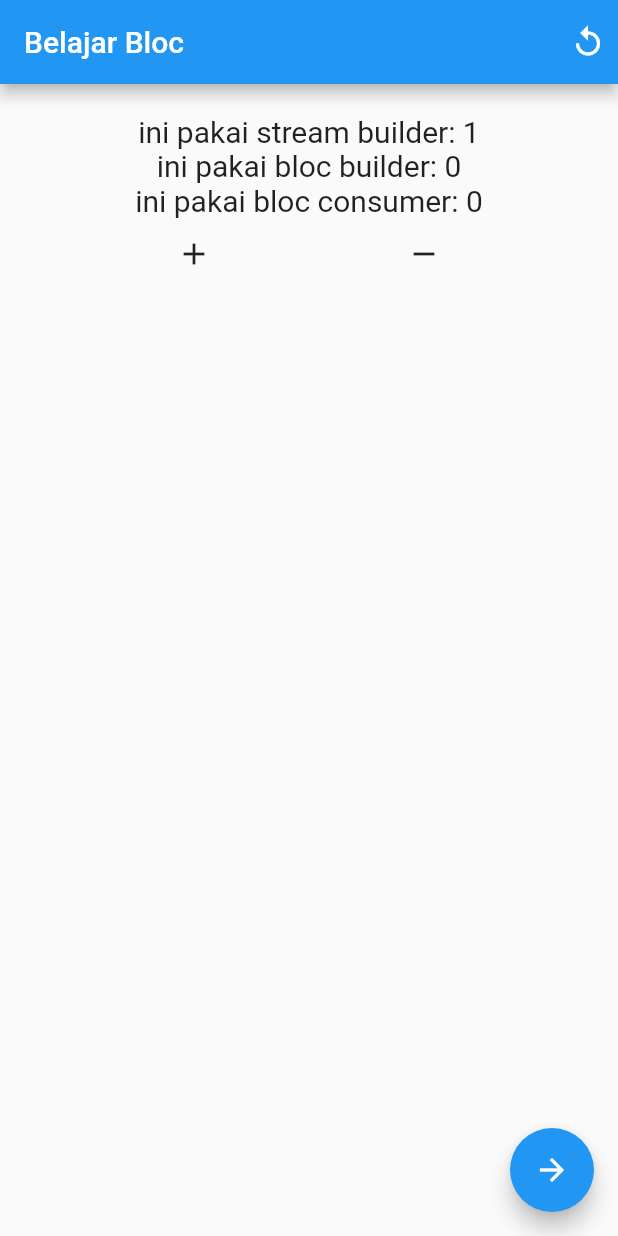
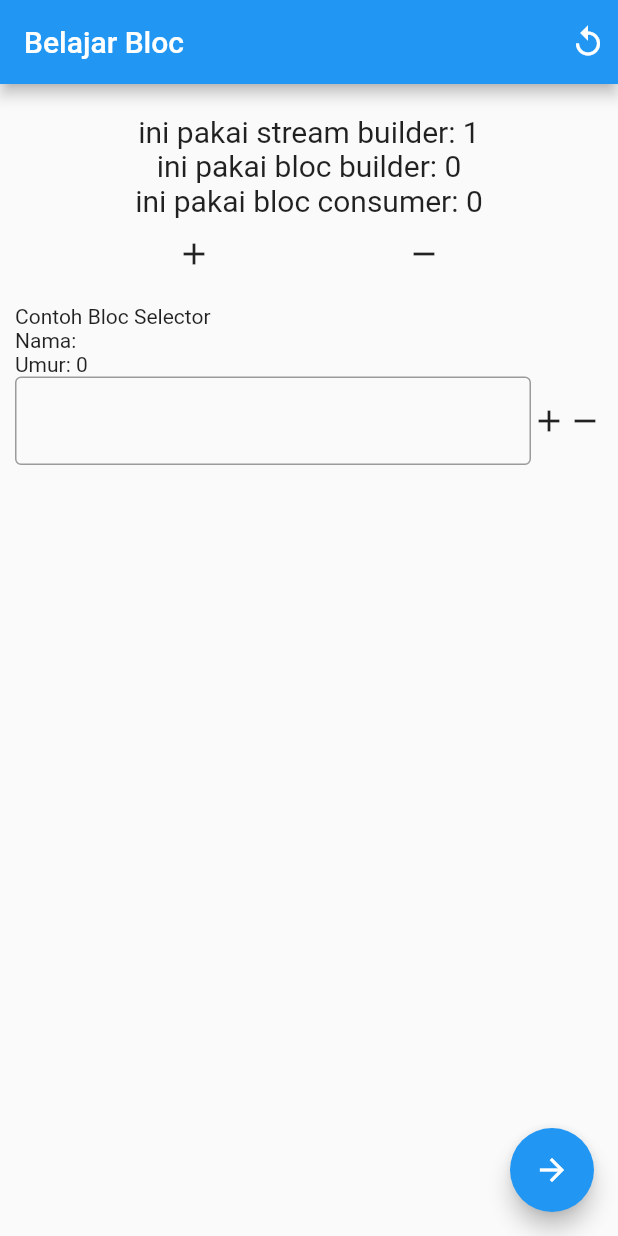
Before and after one commit to c0deslinger/flutter-state-management, a Flutter app: the screen it shows after launch, after a tap on the "add" icon, on a phone screen of 412 x 824 dp. Run offline on Flutter 3.47's test engine with Material 2 defaults, Android fonts, the phone set to English and light mode, and no system bars; our stand-ins replace bloc, flutter_bloc.

Commit message:
add bloc selector

```diff
--- a/Bloc/learn_flutter_bloc/lib/main.dart
+++ b/Bloc/learn_flutter_bloc/lib/main.dart
@@ -2,6 +2,8 @@ import 'package:flutter/material.dart';
 import 'package:flutter_bloc/flutter_bloc.dart';
 import 'package:learn_flutter_bloc/modules/app.dart';
 import 'package:learn_flutter_bloc/modules/bloc/theme_bloc.dart';
+import 'package:learn_flutter_bloc/modules/form/bloc/form_bloc.dart';
+import 'package:learn_flutter_bloc/modules/form/form_page.dart';
 import 'package:learn_flutter_bloc/modules/home/controller/counter.dart';
 import 'package:learn_flutter_bloc/modules/home/routes/router.dart';
 
@@ -20,7 +22,8 @@ class App extends StatelessWidget {
     return MultiBlocProvider(
         providers: [
           BlocProvider(create: (context) => Counter(init: 0)),
-          BlocProvider(create: (context) => themeBloc)
+          BlocProvider(create: (context) => themeBloc),
+          BlocProvider(create: (context) => FormBloc())
         ],
         child: BlocBuilder<ThemeBloc, bool>(
           builder: (context, isDarkTheme) {
--- /dev/null
+++ b/Bloc/learn_flutter_bloc/lib/modules/form/bloc/form_bloc.dart
@@ -0,0 +1,13 @@
+import 'package:bloc/bloc.dart';
+
+class FormBloc extends Cubit<Map<String, dynamic>> {
+  FormBloc() : super({"nama": "", "umur": 0});
+
+  void ubahNama(String newName) {
+    emit({"nama": newName, "umur": state["umur"]});
+  }
+
+  void ubahUmur(int umur) {
+    emit({"nama": state["nama"], "umur": umur});
+  }
+}
--- /dev/null
+++ b/Bloc/learn_flutter_bloc/lib/modules/form/form_page.dart
@@ -0,0 +1,71 @@
+import 'package:flutter/material.dart';
+import 'package:flutter/src/widgets/container.dart';
+import 'package:flutter/src/widgets/framework.dart';
+import 'package:flutter_bloc/flutter_bloc.dart';
+import 'package:learn_flutter_bloc/modules/form/bloc/form_bloc.dart';
+
+class FormPage extends StatelessWidget {
+  const FormPage({super.key});
+
+  @override
+  Widget build(BuildContext context) {
+    FormBloc formBloc = context.read<FormBloc>();
+
+    return Container(
+      margin: const EdgeInsets.all(10),
+      child: Column(
+        crossAxisAlignment: CrossAxisAlignment.start,
+        children: [
+          const Text("Contoh Bloc Selector"),
+          BlocSelector<FormBloc, Map<String, dynamic>, String>(
+            selector: (state) {
+              return state["nama"];
+            },
+            builder: (context, state) {
+              debugPrint("Rebuild nama");
+              return Text("Nama: $state");
+            },
+          ),
+          BlocSelector<FormBloc, Map<String, dynamic>, int>(
+            selector: (state) {
+              return state["umur"];
+            },
+            builder: (context, state) {
+              debugPrint("Rebuild umur");
+              return Text("Umur: $state");
+            },
+          ),
+          BlocBuilder<FormBloc, Map<String, dynamic>>(
+            bloc: formBloc,
+            builder: (context, state) {
+              return Row(
+                children: [
+                  Expanded(
+                      child: TextField(
+                    decoration:
+                        const InputDecoration(border: OutlineInputBorder()),
+                    onChanged: (value) {
+                      formBloc.ubahNama(value);
+                    },
+                  )),
+                  InkWell(
+                    child: const Icon(Icons.add),
+                    onTap: () {
+                      formBloc.ubahUmur(state["umur"] + 1);
+                    },
+                  ),
+                  InkWell(
+                    child: const Icon(Icons.remove),
+                    onTap: () {
+                      formBloc.ubahUmur(state["umur"] - 1);
+                    },
+                  ),
+                ],
+              );
+            },
+          )
+        ],
+      ),
+    );
+  }
+}
--- a/Bloc/learn_flutter_bloc/lib/modules/home/home_page.dart
+++ b/Bloc/learn_flutter_bloc/lib/modules/home/home_page.dart
@@ -2,6 +2,7 @@ import 'package:flutter/material.dart';
 import 'package:flutter_bloc/flutter_bloc.dart';
 import 'package:learn_flutter_bloc/modules/bloc/theme_bloc.dart';
 import 'package:learn_flutter_bloc/modules/details/details_page.dart';
+import 'package:learn_flutter_bloc/modules/form/form_page.dart';
 import 'package:learn_flutter_bloc/modules/home/components/action_button.dart';
 import 'package:learn_flutter_bloc/modules/home/controller/counter.dart';
 
@@ -35,7 +36,22 @@ class HomePage extends StatelessWidget {
         },
         child: const Icon(Icons.arrow_forward),
       ),
-      body: Column(children: [
+      body: MultiBlocListener(
+        listeners: [
+          BlocListener<ThemeBloc, bool>(
+            bloc: themeBloc,
+            listener: (context, isDarkMode) {
+              if (isDarkMode) {
+                debugPrint("Dark Mode Aktif");
+                ScaffoldMessenger.of(context).showSnackBar(const SnackBar(
+                  content: Text("Dark Mode Actived"),
+                  duration: Duration(seconds: 1),
+                ));
+              }
+            },
+          )
+        ],
+        child: Column(children: [
           const SizedBox(height: 20),
           //Menggunakan stream builder
           StreamBuilder(
@@ -52,9 +68,9 @@ class HomePage extends StatelessWidget {
             bloc: counter,
             listener: (context, state) {
               if (state % 2 == 0) {
-              ScaffoldMessenger.of(context).showSnackBar(SnackBar(
-                content: Text("data updated to $state"),
-                duration: const Duration(seconds: 1),
+                ScaffoldMessenger.of(context).showSnackBar(const SnackBar(
+                  content: Text("data updated to "),
+                  duration: Duration(seconds: 1),
                 ));
               }
             },
@@ -82,9 +98,9 @@ class HomePage extends StatelessWidget {
             },
             listener: (context, state) {
               if (state % 2 == 0) {
-              ScaffoldMessenger.of(context).showSnackBar(SnackBar(
-                content: Text("data updated to $state"),
-                duration: const Duration(seconds: 1),
+                ScaffoldMessenger.of(context).showSnackBar(const SnackBar(
+                  content: Text("data updated to "),
+                  duration: Duration(seconds: 1),
                 ));
               }
             },
@@ -92,8 +108,10 @@ class HomePage extends StatelessWidget {
               return current % 2 == 0;
             },
           ),
-        const ActionButton()
+          const ActionButton(),
+          const FormPage()
         ]),
+      ),
     );
   }
 }
```
Lines whose indentation alone changed are shown as unchanged.
